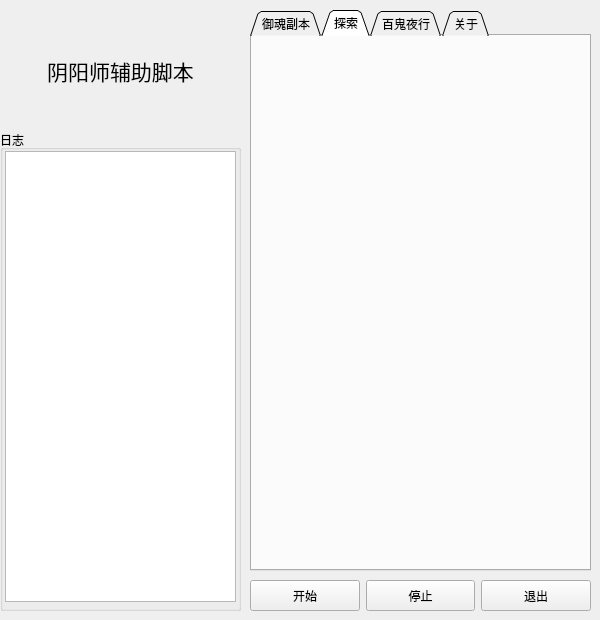
The window that GuiModule/MainWindow.ui (li-zheng-hao/OnmyojiScript) describes before a commit, drawn with Qt 5.
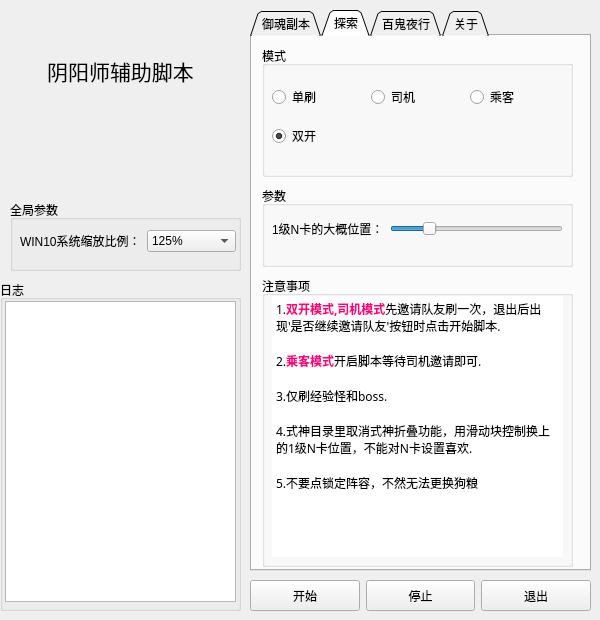
The same window after the commit. The open tabs and pages were chosen to show the change.

Commit message: 功能更新

What changed in the file:
```diff
--- a/GuiModule/MainWindow.ui
+++ b/GuiModule/MainWindow.ui
@@ -221,42 +221,6 @@
         </item>
        </layout>
       </widget>
-      <widget class="QWidget" name="layoutWidget">
-       <property name="geometry">
-        <rect>
-         <x>10</x>
-         <y>70</y>
-         <width>301</width>
-         <height>23</height>
-        </rect>
-       </property>
-       <layout class="QHBoxLayout" name="horizontalLayout_3">
-        <item>
-         <widget class="QLabel" name="label_3">
-          <property name="text">
-           <string>WIN10系统缩放比例：</string>
-          </property>
-         </widget>
-        </item>
-        <item>
-         <widget class="QComboBox" name="system_resize_resolution">
-          <property name="maxVisibleItems">
-           <number>2</number>
-          </property>
-          <item>
-           <property name="text">
-            <string>125%</string>
-           </property>
-          </item>
-          <item>
-           <property name="text">
-            <string>100%</string>
-           </property>
-          </item>
-         </widget>
-        </item>
-       </layout>
-      </widget>
      </widget>
      <widget class="QGroupBox" name="groupBox_4">
       <property name="geometry">
@@ -306,6 +270,159 @@
      <attribute name="title">
       <string>探索</string>
      </attribute>
+     <widget class="QGroupBox" name="groupBox_5">
+      <property name="geometry">
+       <rect>
+        <x>10</x>
+        <y>10</y>
+        <width>311</width>
+        <height>131</height>
+       </rect>
+      </property>
+      <property name="title">
+       <string>模式</string>
+      </property>
+      <widget class="QWidget" name="layoutWidget_2">
+       <property name="geometry">
+        <rect>
+         <x>10</x>
+         <y>30</y>
+         <width>291</width>
+         <height>81</height>
+        </rect>
+       </property>
+       <layout class="QGridLayout" name="gridLayout_2">
+        <item row="0" column="0">
+         <widget class="QRadioButton" name="yuhun_single_2">
+          <property name="text">
+           <string>单刷</string>
+          </property>
+         </widget>
+        </item>
+        <item row="0" column="1">
+         <widget class="QRadioButton" name="yuhun_driver_2">
+          <property name="text">
+           <string>司机</string>
+          </property>
+         </widget>
+        </item>
+        <item row="0" column="2">
+         <widget class="QRadioButton" name="yuhun_passenger_2">
+          <property name="text">
+           <string>乘客</string>
+          </property>
+         </widget>
+        </item>
+        <item row="1" column="0">
+         <widget class="QRadioButton" name="yuhun_two_2">
+          <property name="text">
+           <string>双开</string>
+          </property>
+          <property name="checked">
+           <bool>true</bool>
+          </property>
+         </widget>
+        </item>
+       </layout>
+      </widget>
+     </widget>
+     <widget class="QGroupBox" name="groupBox_6">
+      <property name="geometry">
+       <rect>
+        <x>10</x>
+        <y>240</y>
+        <width>311</width>
+        <height>291</height>
+       </rect>
+      </property>
+      <property name="title">
+       <string>注意事项</string>
+      </property>
+      <widget class="QTextEdit" name="textEdit_3">
+       <property name="geometry">
+        <rect>
+         <x>10</x>
+         <y>20</y>
+         <width>291</width>
+         <height>261</height>
+        </rect>
+       </property>
+       <property name="font">
+        <font>
+         <family>黑体</family>
+        </font>
+       </property>
+       <property name="styleSheet">
+        <string notr="true">border: none;</string>
+       </property>
+       <property name="readOnly">
+        <bool>true</bool>
+       </property>
+       <property name="html">
+        <string>&lt;!DOCTYPE HTML PUBLIC &quot;-//W3C//DTD HTML 4.0//EN&quot; &quot;http://www.w3.org/TR/REC-html40/strict.dtd&quot;&gt;
+&lt;html&gt;&lt;head&gt;&lt;meta name=&quot;qrichtext&quot; content=&quot;1&quot; /&gt;&lt;style type=&quot;text/css&quot;&gt;
+p, li { white-space: pre-wrap; }
+&lt;/style&gt;&lt;/head&gt;&lt;body style=&quot; font-family:'黑体'; font-size:11.25pt; font-weight:400; font-style:normal;&quot;&gt;
+&lt;p style=&quot; margin-top:0px; margin-bottom:0px; margin-left:0px; margin-right:0px; -qt-block-indent:0; text-indent:0px;&quot;&gt;&lt;span style=&quot; font-size:9pt;&quot;&gt;1.&lt;/span&gt;&lt;span style=&quot; font-size:9pt; font-weight:600; color:#ff007f;&quot;&gt;双开模式,司机模式&lt;/span&gt;&lt;span style=&quot; font-size:9pt;&quot;&gt;先邀请队友刷一次，退出后出现'是否继续邀请队友'按钮时点击开始脚本.&lt;/span&gt;&lt;/p&gt;
+&lt;p style=&quot;-qt-paragraph-type:empty; margin-top:0px; margin-bottom:0px; margin-left:0px; margin-right:0px; -qt-block-indent:0; text-indent:0px; font-size:9pt;&quot;&gt;&lt;br /&gt;&lt;/p&gt;
+&lt;p style=&quot; margin-top:0px; margin-bottom:0px; margin-left:0px; margin-right:0px; -qt-block-indent:0; text-indent:0px;&quot;&gt;&lt;span style=&quot; font-size:9pt;&quot;&gt;2.&lt;/span&gt;&lt;span style=&quot; font-size:9pt; font-weight:600; color:#ff007f;&quot;&gt;乘客模式&lt;/span&gt;&lt;span style=&quot; font-size:9pt;&quot;&gt;开启脚本等待司机邀请即可.&lt;/span&gt;&lt;/p&gt;
+&lt;p style=&quot;-qt-paragraph-type:empty; margin-top:0px; margin-bottom:0px; margin-left:0px; margin-right:0px; -qt-block-indent:0; text-indent:0px; font-size:9pt;&quot;&gt;&lt;br /&gt;&lt;/p&gt;
+&lt;p style=&quot; margin-top:0px; margin-bottom:0px; margin-left:0px; margin-right:0px; -qt-block-indent:0; text-indent:0px;&quot;&gt;&lt;span style=&quot; font-size:9pt;&quot;&gt;3.仅刷经验怪和boss.&lt;/span&gt;&lt;/p&gt;
+&lt;p style=&quot;-qt-paragraph-type:empty; margin-top:0px; margin-bottom:0px; margin-left:0px; margin-right:0px; -qt-block-indent:0; text-indent:0px; font-size:9pt;&quot;&gt;&lt;br /&gt;&lt;/p&gt;
+&lt;p style=&quot; margin-top:0px; margin-bottom:0px; margin-left:0px; margin-right:0px; -qt-block-indent:0; text-indent:0px;&quot;&gt;&lt;span style=&quot; font-size:9pt;&quot;&gt;4.式神目录里取消式神折叠功能，用滑动块控制换上的1级N卡位置，不能对N卡设置喜欢.&lt;/span&gt;&lt;/p&gt;
+&lt;p style=&quot;-qt-paragraph-type:empty; margin-top:0px; margin-bottom:0px; margin-left:0px; margin-right:0px; -qt-block-indent:0; text-indent:0px; font-size:9pt;&quot;&gt;&lt;br /&gt;&lt;/p&gt;
+&lt;p style=&quot; margin-top:0px; margin-bottom:0px; margin-left:0px; margin-right:0px; -qt-block-indent:0; text-indent:0px;&quot;&gt;&lt;span style=&quot; font-size:9pt;&quot;&gt;5.不要点锁定阵容，不然无法更换狗粮&lt;/span&gt;&lt;/p&gt;&lt;/body&gt;&lt;/html&gt;</string>
+       </property>
+      </widget>
+     </widget>
+     <widget class="QGroupBox" name="groupBox_7">
+      <property name="geometry">
+       <rect>
+        <x>10</x>
+        <y>150</y>
+        <width>311</width>
+        <height>81</height>
+       </rect>
+      </property>
+      <property name="title">
+       <string>参数</string>
+      </property>
+      <widget class="QWidget" name="layoutWidget_3">
+       <property name="geometry">
+        <rect>
+         <x>10</x>
+         <y>30</y>
+         <width>291</width>
+         <height>26</height>
+        </rect>
+       </property>
+       <layout class="QHBoxLayout" name="horizontalLayout_3">
+        <item>
+         <widget class="QLabel" name="label_3">
+          <property name="sizePolicy">
+           <sizepolicy hsizetype="Fixed" vsizetype="Preferred">
+            <horstretch>0</horstretch>
+            <verstretch>0</verstretch>
+           </sizepolicy>
+          </property>
+          <property name="text">
+           <string>1级N卡的大概位置：</string>
+          </property>
+         </widget>
+        </item>
+        <item>
+         <widget class="QSlider" name="n_ka_slider">
+          <property name="value">
+           <number>20</number>
+          </property>
+          <property name="orientation">
+           <enum>Qt::Horizontal</enum>
+          </property>
+         </widget>
+        </item>
+       </layout>
+      </widget>
+     </widget>
     </widget>
     <widget class="QWidget" name="tab">
      <attribute name="title">
@@ -388,9 +505,9 @@
     <property name="geometry">
      <rect>
       <x>0</x>
-      <y>130</y>
+      <y>280</y>
       <width>241</width>
-      <height>481</height>
+      <height>331</height>
      </rect>
     </property>
     <property name="title">
@@ -402,7 +519,7 @@
        <x>5</x>
        <y>21</y>
        <width>231</width>
-       <height>451</height>
+       <height>301</height>
       </rect>
      </property>
      <property name="font">
@@ -467,6 +584,55 @@
      </item>
     </layout>
    </widget>
+   <widget class="QGroupBox" name="groupBox_8">
+    <property name="geometry">
+     <rect>
+      <x>10</x>
+      <y>200</y>
+      <width>231</width>
+      <height>71</height>
+     </rect>
+    </property>
+    <property name="title">
+     <string>全局参数</string>
+    </property>
+    <widget class="QWidget" name="layoutWidget">
+     <property name="geometry">
+      <rect>
+       <x>10</x>
+       <y>30</y>
+       <width>216</width>
+       <height>23</height>
+      </rect>
+     </property>
+     <layout class="QGridLayout" name="gridLayout_3">
+      <item row="0" column="0">
+       <widget class="QLabel" name="label_7">
+        <property name="text">
+         <string>WIN10系统缩放比例：</string>
+        </property>
+       </widget>
+      </item>
+      <item row="0" column="1">
+       <widget class="QComboBox" name="system_resize_resolution">
+        <property name="maxVisibleItems">
+         <number>2</number>
+        </property>
+        <item>
+         <property name="text">
+          <string>125%</string>
+         </property>
+        </item>
+        <item>
+         <property name="text">
+          <string>100%</string>
+         </property>
+        </item>
+       </widget>
+      </item>
+     </layout>
+    </widget>
+   </widget>
   </widget>
  </widget>
  <resources/>
```
Left out of the diff: 59 changed lines with no effect on the pictures. The commit also changes 35 other files.
